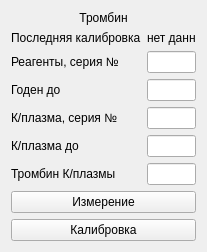
This is choisedialog/ko4.ui in krang4d/Agrekola as Qt 5 draws it before an edit. The edited form follows.
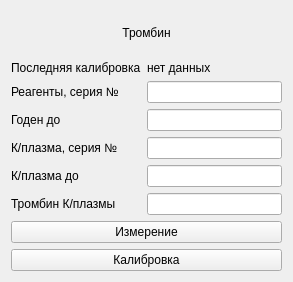
This is the edited form.

```diff
--- a/choisedialog/ko4.ui
+++ b/choisedialog/ko4.ui
@@ -6,8 +6,8 @@
    <rect>
     <x>0</x>
     <y>0</y>
-    <width>207</width>
-    <height>240</height>
+    <width>293</width>
+    <height>282</height>
    </rect>
   </property>
   <property name="windowTitle">
```
Left out of the diff: 34 changed lines with no effect on the pictures.
